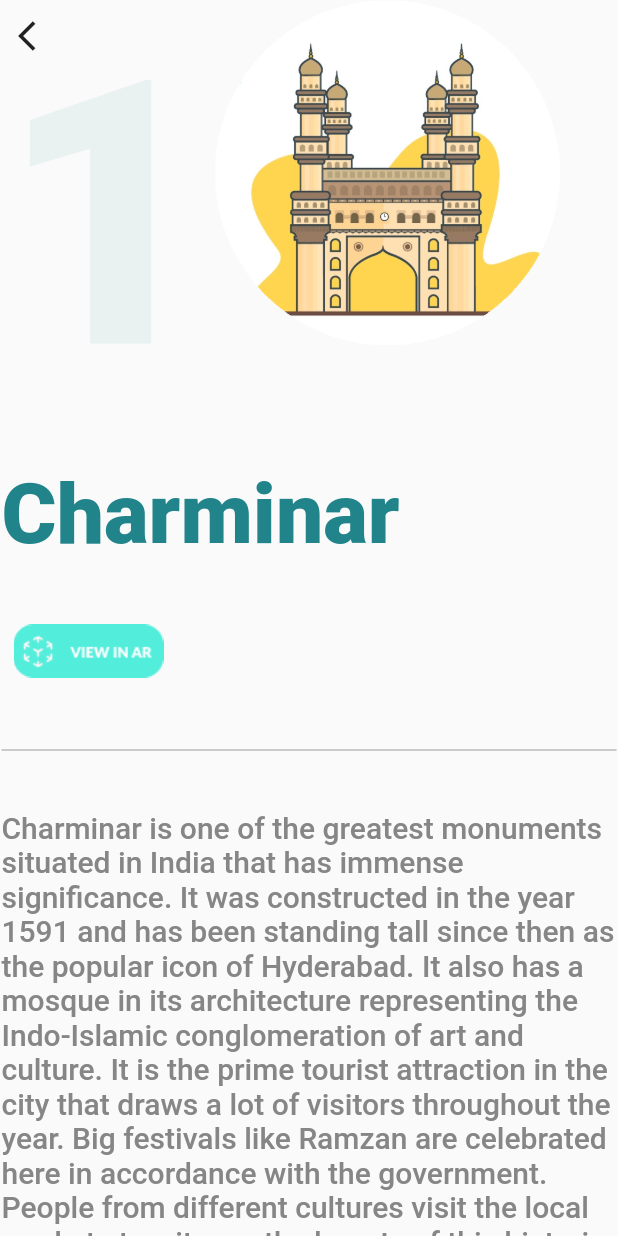
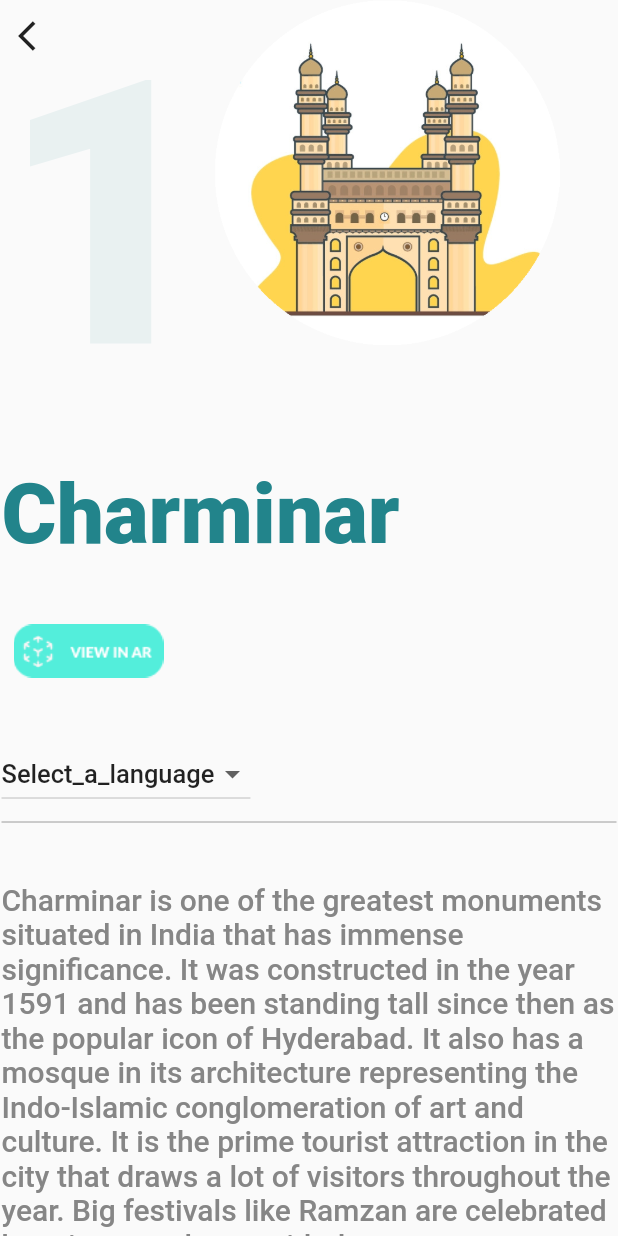
Before and after one commit to rey-arx/Indian-Heritage-SIH-AR-Application, a Flutter app: the DetailPage screen opened directly with sample values from the repository, on a phone screen of 412 x 824 dp. Run offline on Flutter 3.47's test engine with Material 2 defaults, Android fonts, the phone set to English and light mode, and no system bars; our stand-ins replace flutter_swiper; missing offline and left inert: flutter_unity_widget, translator; Roboto replaces fonts that are missing (Avenir).

Commit message:
Translation Completed

```diff
--- a/lib/data.dart
+++ b/lib/data.dart
@@ -2,7 +2,7 @@ class PlanetInfo {
   final int position;
   final String name;
   final String iconImage;
-  final String description;
+  String description;
   final List<String> images;
 
   PlanetInfo(
--- a/lib/detail_page.dart
+++ b/lib/detail_page.dart
@@ -1,15 +1,76 @@
 import 'package:flutter/material.dart';
 import 'package:flutter_universe/data.dart';
 import 'constants.dart';
-import 'samplescenepage.dart'; //import 'package:flutter_unity_widget/flutter_unity_widget.dart';
+import 'samplescenepage.dart';
+import 'package:translator/translator.dart';
 
-class DetailPage extends StatelessWidget {
+class DetailPage extends StatefulWidget {
   final PlanetInfo planetInfo;
+  DetailPage({Key key, @required this.planetInfo}) : super(key: key);
 
-  const DetailPage({Key key, this.planetInfo}) : super(key: key);
+  @override
+  State<DetailPage> createState() => _DetailPageState();
+}
+
+class _DetailPageState extends State<DetailPage> {
+  GoogleTranslator translator = GoogleTranslator();
+
+  List<String> items = [
+    "Select_a_language",
+    "English",
+    "Tamil",
+    "Hindi",
+    "Malayalam",
+  ];
+
+  String selectedItem = "Select_a_language";
+  String text = "hello";
 
   @override
   Widget build(BuildContext context) {
+    //below string used in translator
+    String cont = widget.planetInfo.description;
+
+    //when a dropdown value changes it will load
+    void trans(lan) async {
+      switch (lan) {
+        case "English":
+          print(cont);
+          await translator.translate(cont, to: "en").then((value) {
+            setState(() {
+              widget.planetInfo.description = value.toString();
+            });
+          });
+          break;
+        case "Tamil":
+          await translator.translate(cont, to: "ta").then((value) {
+            setState(() {
+              widget.planetInfo.description = value.toString();
+            });
+          });
+          break;
+        case "Hindi":
+          await translator.translate(cont, to: "hi").then((value) {
+            setState(() {
+              widget.planetInfo.description = value.toString();
+            });
+          });
+          break;
+        case "Malayalam":
+          await translator.translate(cont, to: "ml").then((value) {
+            setState(() {
+              widget.planetInfo.description = value.toString();
+            });
+          });
+          break;
+      }
+      //translator.translate(cont, to: "ta").then((value) {
+      //  setState(() {
+      //   widget.planetInfo.description = value.toString();
+      // });
+      //});
+    }
+
     return Scaffold(
       body: SafeArea(
         bottom: false,
@@ -23,7 +84,7 @@ class DetailPage extends StatelessWidget {
                     crossAxisAlignment: CrossAxisAlignment.start,
                     children: [
                       Text(
-                        planetInfo.position.toString(),
+                        widget.planetInfo.position.toString(),
                         style: TextStyle(
                           fontFamily: 'Avenir',
                           fontSize: 247,
@@ -35,7 +96,7 @@ class DetailPage extends StatelessWidget {
                       Column(
                         crossAxisAlignment: CrossAxisAlignment.start,
                         children: [
-                          Image.asset(planetInfo.iconImage,
+                          Image.asset(widget.planetInfo.iconImage,
                               width: 230), //expected
                         ],
                       ),
@@ -48,7 +109,7 @@ class DetailPage extends StatelessWidget {
                       children: <Widget>[
                         SizedBox(height: 20),
                         Text(
-                          planetInfo.name,
+                          widget.planetInfo.name,
                           style: TextStyle(
                             fontFamily: 'Avenir',
                             fontSize: 56,
@@ -64,10 +125,33 @@ class DetailPage extends StatelessWidget {
                             PlainSUrfacePgaeRouter(context);
                           },
                         ),
+                        //DropdownMenu started.........
+                        DropdownButton(
+                            value: selectedItem,
+                            items: items.map((String items) {
+                              return DropdownMenuItem(
+                                value: items,
+                                child: Text(
+                                  items,
+                                  style: TextStyle(
+                                    fontFamily: 'Avenir',
+                                    fontSize: 17,
+                                    fontWeight: FontWeight.w500,
+                                  ),
+                                ),
+                              );
+                            }).toList(),
+                            onChanged: (String newValue) {
+                              setState(() {
+                                selectedItem = newValue;
+                                trans(selectedItem);
+                              });
+                            }),
+                        //DropdownMenu ended.........
                         Divider(color: Colors.black38),
                         SizedBox(height: 32),
                         Text(
-                          planetInfo.description ?? '',
+                          widget.planetInfo.description ?? '',
                           maxLines: 590,
                           overflow: TextOverflow.ellipsis,
                           style: TextStyle(
@@ -99,7 +183,7 @@ class DetailPage extends StatelessWidget {
                     height: 100,
                     padding: const EdgeInsets.only(left: 32.0),
                     child: ListView.builder(
-                        itemCount: planetInfo.images.length,
+                        itemCount: widget.planetInfo.images.length,
                         scrollDirection: Axis.horizontal,
                         itemBuilder: (context, index) {
                           return Card(
@@ -110,7 +194,7 @@ class DetailPage extends StatelessWidget {
                             child: AspectRatio(
                                 aspectRatio: 1,
                                 child: Image.asset(
-                                  planetInfo.images[index],
+                                  widget.planetInfo.images[index],
                                   fit: BoxFit.cover,
                                 )),
                           );
@@ -140,7 +224,7 @@ class DetailPage extends StatelessWidget {
   void PlainSUrfacePgaeRouter(BuildContext context) {
     // UnityWidgetController _unityWidgetController;
 
-    if (planetInfo.position == 1) {
+    if (widget.planetInfo.position == 1) {
       print("111111111111111111111111111111111111111");
       //_unityWidgetController.postMessage("GameObject", "LoadScene", "1");
       //pageIndex = "1";
@@ -148,7 +232,7 @@ class DetailPage extends StatelessWidget {
         context,
         MaterialPageRoute(builder: (context) => SimpleScreen(pageIndex: "1")),
       );
-    } else if (planetInfo.position == 2) {
+    } else if (widget.planetInfo.position == 2) {
       print("22222222222222222222222222222222222222222222");
       //pageIndex = "2";
       //_unityWidgetController.postMessage("GameObject", "LoadScene", "2");
@@ -157,7 +241,7 @@ class DetailPage extends StatelessWidget {
         context,
         MaterialPageRoute(builder: (context) => SimpleScreen(pageIndex: "2")),
       );
-    } else if (planetInfo.position == 3) {
+    } else if (widget.planetInfo.position == 3) {
       print("33333333333333333333333333333333333333333333333");
       //pageIndex = "3";
       // _unityWidgetController.postMessage("GameObject", "LoadScene", "3");
@@ -166,60 +250,6 @@ class DetailPage extends StatelessWidget {
         context,
         MaterialPageRoute(builder: (context) => SimpleScreen(pageIndex: "3")),
       );
-    } else if (planetInfo.position == 4) {
-      print("33333333333333333333333333333333333333333333333");
-      //pageIndex = "3";
-      // _unityWidgetController.postMessage("GameObject", "LoadScene", "3");
-
-      Navigator.push(
-        context,
-        MaterialPageRoute(builder: (context) => SimpleScreen(pageIndex: "4")),
-      );
-    } else if (planetInfo.position == 5) {
-      print("33333333333333333333333333333333333333333333333");
-      //pageIndex = "3";
-      // _unityWidgetController.postMessage("GameObject", "LoadScene", "3");
-
-      Navigator.push(
-        context,
-        MaterialPageRoute(builder: (context) => SimpleScreen(pageIndex: "5")),
-      );
-    } else if (planetInfo.position == 6) {
-      print("33333333333333333333333333333333333333333333333");
-      //pageIndex = "3";
-      // _unityWidgetController.postMessage("GameObject", "LoadScene", "3");
-
-      Navigator.push(
-        context,
-        MaterialPageRoute(builder: (context) => SimpleScreen(pageIndex: "6")),
-      );
-    } else if (planetInfo.position == 7) {
-      print("33333333333333333333333333333333333333333333333");
-      //pageIndex = "3";
-      // _unityWidgetController.postMessage("GameObject", "LoadScene", "3");
-
-      Navigator.push(
-        context,
-        MaterialPageRoute(builder: (context) => SimpleScreen(pageIndex: "7")),
-      );
-    } else if (planetInfo.position == 8) {
-      print("33333333333333333333333333333333333333333333333");
-      //pageIndex = "3";
-      // _unityWidgetController.postMessage("GameObject", "LoadScene", "3");
-
-      Navigator.push(
-        context,
-        MaterialPageRoute(builder: (context) => SimpleScreen(pageIndex: "8")),
-      );
-    } else if (planetInfo.position == 9) {
-      print("33333333333333333333333333333333333333333333333");
-      //pageIndex = "3";
-      // _unityWidgetController.postMessage("GameObject", "LoadScene", "3");
-
-      Navigator.push(
-        context,
-        MaterialPageRoute(builder: (context) => SimpleScreen(pageIndex: "9")),
-      );
     }
   }
 }
```
